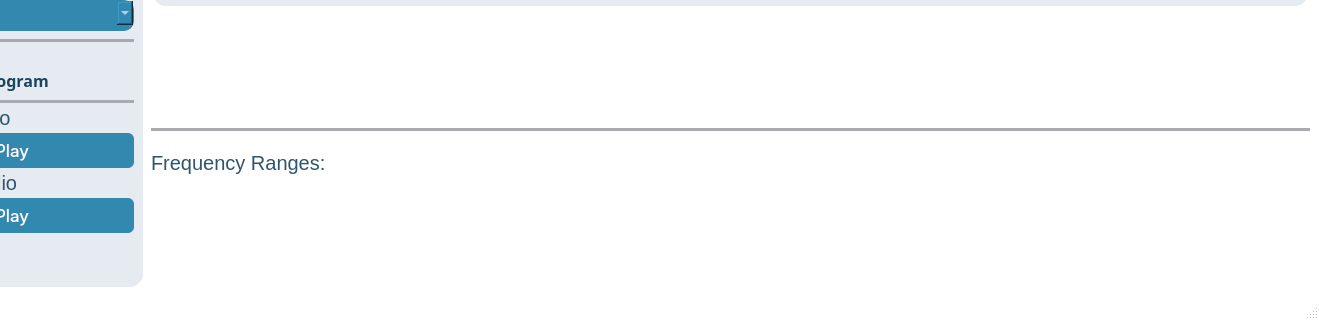
Before: the Qt Designer form SignalEqualizerr.ui in DSP-Projects/Signal_Equalizer, drawn with Qt 5; both pictures show x 134 to 1453 and y 266 to 586 of the 1453 by 586 pixel window.
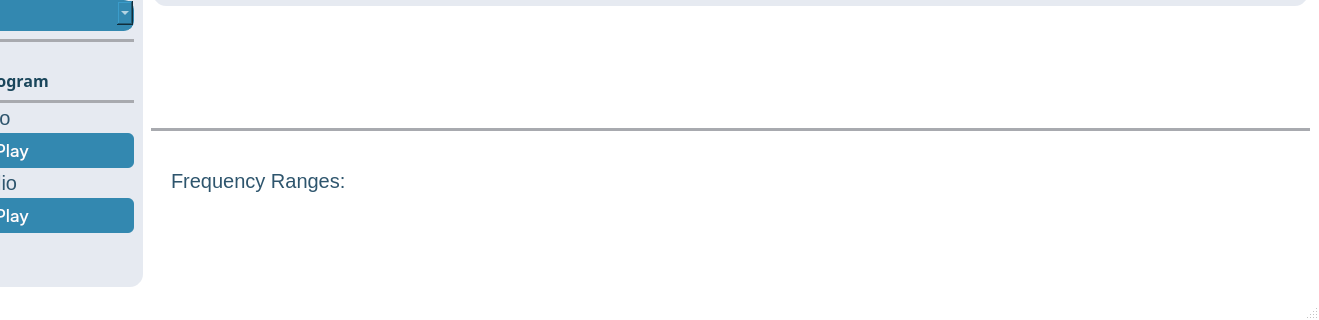
After: the same form once the commit is applied. Icons and pictures are not drawn. Custom widgets are drawn as their Qt base class.

The edit to the form file:
```diff
--- a/SignalEqualizerr.ui
+++ b/SignalEqualizerr.ui
@@ -751,7 +751,7 @@
          <number>20</number>
         </property>
         <item>
-         <layout class="QVBoxLayout" name="verticalLayout_18" stretch="0,0,0,0,0,0,0,0">
+         <layout class="QVBoxLayout" name="verticalLayout_18" stretch="0,0,0,0,0,0,0">
           <property name="spacing">
            <number>20</number>
           </property>
@@ -1230,28 +1230,6 @@
             </property>
            </widget>
           </item>
-          <item>
-           <widget class="QLabel" name="label_">
-            <property name="font">
-             <font>
-              <pointsize>-1</pointsize>
-             </font>
-            </property>
-            <property name="styleSheet">
-             <string notr="true">padding:0 0px;
-text-align: top;
-color:#2e556d;
-font-size: 20px;
-font-weiht:bold;
-
-
-</string>
-            </property>
-            <property name="text">
-             <string>Frequency Ranges:</string>
-            </property>
-           </widget>
-          </item>
           <item>
            <widget class="QWidget" name="slidersWidget" native="true">
             <property name="styleSheet">
@@ -1262,6 +1240,28 @@
              <property name="leftMargin">
               <number>20</number>
              </property>
+             <item>
+              <widget class="QLabel" name="label_">
+               <property name="font">
+                <font>
+                 <pointsize>-1</pointsize>
+                </font>
+               </property>
+               <property name="styleSheet">
+                <string notr="true">padding:0 0px;
+text-align: top;
+color:#2e556d;
+font-size: 20px;
+font-weiht:bold;
+
+
+</string>
+               </property>
+               <property name="text">
+                <string>Frequency Ranges:</string>
+               </property>
+              </widget>
+             </item>
             </layout>
            </widget>
           </item>
```
Left out of the diff: 4 changed lines with no effect on the pictures.
